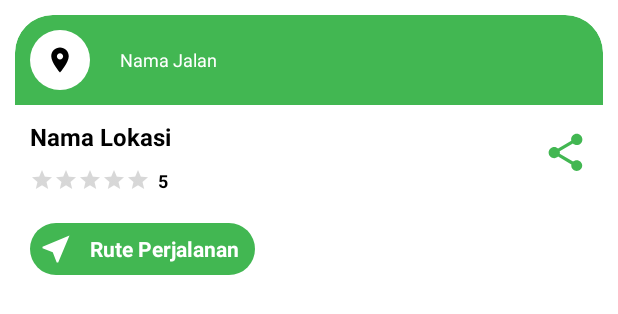
After one commit to edohandoko67/algoritmaVRP, an Android app: the layout place_item_layout.xml on its own in the app's theme, with its tools: preview values and no code run, on a phone screen of 412 x 824 dp. The commit adds this screen. Shown: the top 314 px of the screen. Run offline under Robolectric (Android 15) with nearby library versions, the phone set to English and light mode, and no system bars.

Commit message:
design rute sementara

```diff
--- /dev/null
+++ b/app/src/main/res/drawable/bg_circle_radius.xml
@@ -0,0 +1,9 @@
+<?xml version="1.0" encoding="utf-8"?>
+<selector xmlns:android="http://schemas.android.com/apk/res/android">
+    <item>
+        <shape android:shape="rectangle">
+            <solid android:color="@android:color/white" />
+            <corners android:radius="25dp" />
+        </shape>
+    </item>
+</selector>
--- /dev/null
+++ b/app/src/main/res/drawable/bg_rounded_top.xml
@@ -0,0 +1,8 @@
+<?xml version="1.0" encoding="utf-8"?>
+<shape xmlns:android="http://schemas.android.com/apk/res/android"
+    android:shape="rectangle">
+    <solid android:color="@android:color/white" />
+    <corners
+        android:topLeftRadius="25dp"
+        android:topRightRadius="25dp" />
+</shape>
--- /dev/null
+++ b/app/src/main/res/drawable/ic_directions.xml
@@ -0,0 +1,5 @@
+<vector android:height="24dp" android:tint="#FFFFFF"
+    android:viewportHeight="24" android:viewportWidth="24"
+    android:width="24dp" xmlns:android="http://schemas.android.com/apk/res/android">
+    <path android:fillColor="@android:color/white" android:pathData="M21.71,11.29l-9,-9c-0.39,-0.39 -1.02,-0.39 -1.41,0l-9,9c-0.39,0.39 -0.39,1.02 0,1.41l9,9c0.39,0.39 1.02,0.39 1.41,0l9,-9c0.39,-0.38 0.39,-1.01 0,-1.41zM14,14.5V12h-4v3H8v-4c0,-0.55 0.45,-1 1,-1h5V7.5l3.5,3.5 -3.5,3.5z"/>
+</vector>
--- /dev/null
+++ b/app/src/main/res/drawable/ic_location.xml
@@ -0,0 +1,5 @@
+<vector android:height="24dp" android:tint="#FFFFFF"
+    android:viewportHeight="24" android:viewportWidth="24"
+    android:width="24dp" xmlns:android="http://schemas.android.com/apk/res/android">
+    <path android:fillColor="@android:color/white" android:pathData="M12,2C8.13,2 5,5.13 5,9c0,5.25 7,13 7,13s7,-7.75 7,-13c0,-3.87 -3.13,-7 -7,-7zM12,11.5c-1.38,0 -2.5,-1.12 -2.5,-2.5s1.12,-2.5 2.5,-2.5 2.5,1.12 2.5,2.5 -1.12,2.5 -2.5,2.5z"/>
+</vector>
--- /dev/null
+++ b/app/src/main/res/drawable/ic_phone.xml
@@ -0,0 +1,5 @@
+<vector android:height="24dp" android:tint="#FFFFFF"
+    android:viewportHeight="24" android:viewportWidth="24"
+    android:width="24dp" xmlns:android="http://schemas.android.com/apk/res/android">
+    <path android:fillColor="@android:color/white" android:pathData="M6.62,10.79c1.44,2.83 3.76,5.14 6.59,6.59l2.2,-2.2c0.27,-0.27 0.67,-0.36 1.02,-0.24 1.12,0.37 2.33,0.57 3.57,0.57 0.55,0 1,0.45 1,1V20c0,0.55 -0.45,1 -1,1 -9.39,0 -17,-7.61 -17,-17 0,-0.55 0.45,-1 1,-1h3.5c0.55,0 1,0.45 1,1 0,1.25 0.2,2.45 0.57,3.57 0.11,0.35 0.03,0.74 -0.25,1.02l-2.2,2.2z"/>
+</vector>
--- /dev/null
+++ b/app/src/main/res/drawable/ic_rute.xml
@@ -0,0 +1,5 @@
+<vector android:height="24dp" android:tint="#FFFFFF"
+    android:viewportHeight="24" android:viewportWidth="24"
+    android:width="24dp" xmlns:android="http://schemas.android.com/apk/res/android">
+    <path android:fillColor="@android:color/white" android:pathData="M21,3L3,10.53v0.98l6.84,2.65L12.48,21h0.98L21,3z"/>
+</vector>
--- /dev/null
+++ b/app/src/main/res/drawable/ic_share.xml
@@ -0,0 +1,5 @@
+<vector android:height="24dp" android:tint="#FFFFFF"
+    android:viewportHeight="24" android:viewportWidth="24"
+    android:width="24dp" xmlns:android="http://schemas.android.com/apk/res/android">
+    <path android:fillColor="@android:color/white" android:pathData="M18,16.08c-0.76,0 -1.44,0.3 -1.96,0.77L8.91,12.7c0.05,-0.23 0.09,-0.46 0.09,-0.7s-0.04,-0.47 -0.09,-0.7l7.05,-4.11c0.54,0.5 1.25,0.81 2.04,0.81 1.66,0 3,-1.34 3,-3s-1.34,-3 -3,-3 -3,1.34 -3,3c0,0.24 0.04,0.47 0.09,0.7L8.04,9.81C7.5,9.31 6.79,9 6,9c-1.66,0 -3,1.34 -3,3s1.34,3 3,3c0.79,0 1.5,-0.31 2.04,-0.81l7.12,4.16c-0.05,0.21 -0.08,0.43 -0.08,0.65 0,1.61 1.31,2.92 2.92,2.92 1.61,0 2.92,-1.31 2.92,-2.92s-1.31,-2.92 -2.92,-2.92z"/>
+</vector>
--- /dev/null
+++ b/app/src/main/res/layout/place_item_layout.xml
@@ -0,0 +1,133 @@
+<?xml version="1.0" encoding="utf-8"?>
+<androidx.cardview.widget.CardView xmlns:android="http://schemas.android.com/apk/res/android"
+    xmlns:app="http://schemas.android.com/apk/res-auto"
+    android:layout_width="match_parent"
+    android:layout_height="wrap_content"
+    android:layout_margin="10dp"
+    app:cardCornerRadius="25dp"
+    app:cardElevation="0dp">
+
+    <LinearLayout
+        android:layout_width="match_parent"
+        android:layout_height="wrap_content"
+        android:orientation="vertical">
+
+        <FrameLayout
+            android:layout_width="match_parent"
+            android:layout_height="wrap_content"
+            android:background="@drawable/bg_rounded_top"
+            android:backgroundTint="@color/colorUtama">
+
+            <RelativeLayout
+                android:layout_width="match_parent"
+                android:layout_height="match_parent"
+                android:layout_margin="10dp">
+
+                <ImageView
+                    android:id="@+id/imageLocation"
+                    android:layout_width="40dp"
+                    android:layout_height="40dp"
+                    android:layout_alignParentStart="true"
+                    android:layout_centerInParent="true"
+                    android:background="@drawable/bg_circle_radius"
+                    android:padding="10dp"
+                    android:src="@drawable/ic_location"
+                    app:tint="#000" />
+
+                <TextView
+                    android:id="@+id/tvNamaJalan"
+                    android:layout_width="wrap_content"
+                    android:layout_height="wrap_content"
+                    android:layout_centerInParent="true"
+                    android:layout_marginStart="20dp"
+                    android:layout_marginEnd="10dp"
+                    android:layout_toEndOf="@+id/imageLocation"
+                    android:text="Nama Jalan"
+                    android:textColor="@android:color/white"
+                    android:textSize="12sp" />
+
+            </RelativeLayout>
+
+        </FrameLayout>
+
+        <LinearLayout
+            android:layout_width="match_parent"
+            android:layout_height="match_parent"
+            android:background="@android:color/white"
+            android:orientation="vertical">
+
+            <TextView
+                android:id="@+id/tvNamaLokasi"
+                android:layout_width="wrap_content"
+                android:layout_height="wrap_content"
+                android:layout_margin="10dp"
+                android:text="Nama Lokasi"
+                android:textColor="@android:color/black"
+                android:textSize="16sp"
+                android:textStyle="bold" />
+
+            <LinearLayout
+                android:layout_width="match_parent"
+                android:layout_height="wrap_content"
+                android:orientation="horizontal">
+
+                <RatingBar
+                    android:id="@+id/ratingBar"
+                    style="@style/Widget.AppCompat.RatingBar.Small"
+                    android:layout_width="wrap_content"
+                    android:layout_height="wrap_content"
+                    android:layout_marginStart="10dp"
+                    android:progressTint="@color/colorUtama" />
+
+                <TextView
+                    android:id="@+id/tvRating"
+                    android:layout_width="wrap_content"
+                    android:layout_height="wrap_content"
+                    android:layout_marginStart="5dp"
+                    android:text="5"
+                    android:textColor="@android:color/black"
+                    android:textSize="12sp"
+                    android:textStyle="bold" />
+
+            </LinearLayout>
+
+            <LinearLayout
+                android:id="@+id/linearRute"
+                android:layout_width="wrap_content"
+                android:layout_height="wrap_content"
+                android:layout_marginStart="10dp"
+                android:layout_marginTop="20dp"
+                android:layout_marginBottom="10dp"
+                android:background="@drawable/bg_circle_radius"
+                android:backgroundTint="@color/colorUtama"
+                android:orientation="horizontal">
+
+                <TextView
+                    android:layout_width="150dp"
+                    android:layout_height="wrap_content"
+                    android:drawableStart="@drawable/ic_rute"
+                    android:drawablePadding="5dp"
+                    android:gravity="center"
+                    android:padding="5dp"
+                    android:text="Rute Perjalanan"
+                    android:textColor="@android:color/white"
+                    android:textSize="14sp"
+                    android:textStyle="bold" />
+
+            </LinearLayout>
+
+        </LinearLayout>
+
+    </LinearLayout>
+
+    <ImageView
+        android:id="@+id/imageShare"
+        android:layout_width="30dp"
+        android:layout_height="30dp"
+        android:layout_gravity="end|center"
+        android:layout_marginEnd="10dp"
+        android:gravity="end"
+        android:src="@drawable/ic_share"
+        app:tint="@color/colorUtama" />
+
+</androidx.cardview.widget.CardView>
--- a/app/src/main/res/values/colors.xml
+++ b/app/src/main/res/values/colors.xml
@@ -7,4 +7,7 @@
     <color name="teal_700">#FF018786</color>
     <color name="black">#FF000000</color>
     <color name="white">#FFFFFFFF</color>
+    <color name="colorUtama">#42b752</color>
+    <color name="colorUtamaDark">#35b24f</color>
+    <color name="colorAccent">#51c569</color>
 </resources>
```
Also changed, not shown: app/src/main/java/com/example/newta/model/googlePlaceModel/GooglePlaceModel.kt (added, +55 -0 lines), app/src/main/res/drawable/bg_rounded_bottom.xml (added, +8 -0 lines), app/src/main/res/drawable/ic_back.xml (added, +10 -0 lines), app/src/main/res/layout/activity_rute.xml (added, +196 -0 lines).
